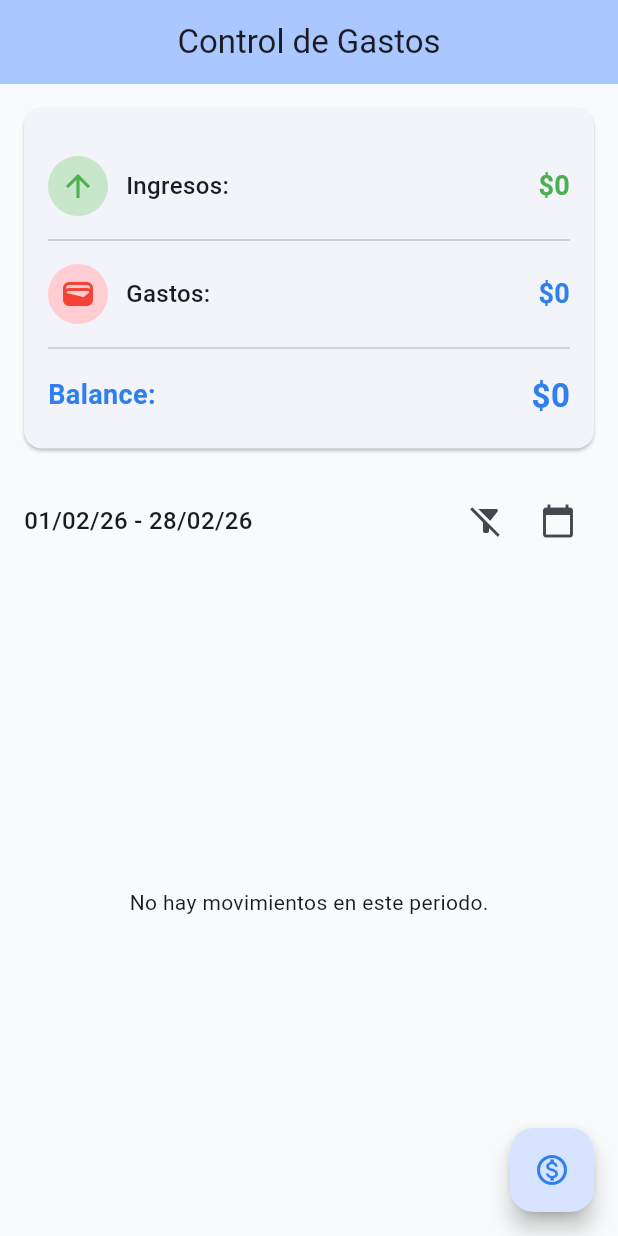
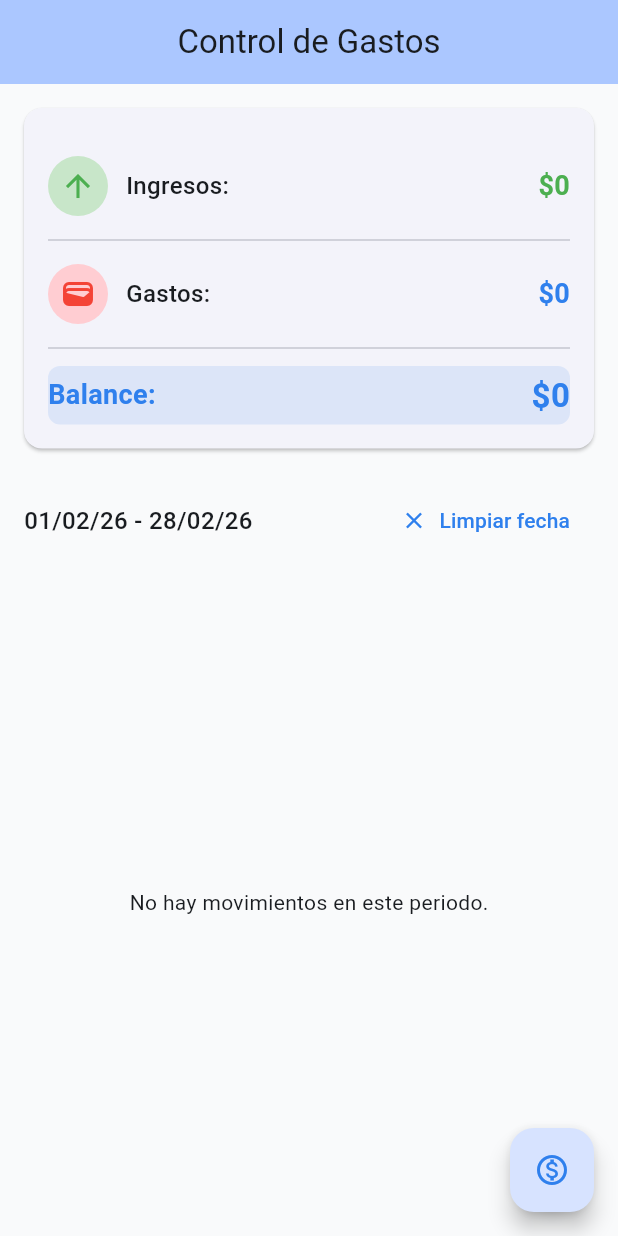
Before and after one commit to mmaurogg/gastos_inteligentes, a Flutter app: the screen it shows after launch, on a phone screen of 412 x 824 dp. Run offline on Flutter 3.47's test engine with Material 3 defaults, Android fonts, the phone set to English and light mode, and no system bars; our stand-ins replace flutter_riverpod, google_generative_ai, permission_handler, shared_preferences, sqflite; accounts and stored records are empty.

Commit message:
feature: se agrega filtro al tablero balance_header

```diff
--- a/lib/screens/home_screen.dart
+++ b/lib/screens/home_screen.dart
@@ -177,7 +177,24 @@ class _HomeScreenState extends ConsumerState<HomeScreen> {
           final incomeProv = ref.watch(incomeProvider);
           return Column(
             children: [
-              BalanceHeader(),
+              BalanceHeader(
+                selectedFilter: _currentViewFilter,
+                onPressIncome: () {
+                  setState(() {
+                    _currentViewFilter = 'income';
+                  });
+                },
+                onPressExpense: () {
+                  setState(() {
+                    _currentViewFilter = 'expense';
+                  });
+                },
+                onPressBalance: () {
+                  setState(() {
+                    _currentViewFilter = 'balance';
+                  });
+                },
+              ),
 
               _buildCategoryFilter(expenseProv, incomeProv),
               _buildFilterBar(),
@@ -463,16 +480,18 @@ class _HomeScreenState extends ConsumerState<HomeScreen> {
           ),
           Row(
             children: [
-              if (_selectedDateRange != null)
-                IconButton(
-                  icon: const Icon(Icons.filter_alt_off),
-                  onPressed: _clearDateRange,
-                  tooltip: 'Limpiar filtro',
+              TextButton.icon(
+                icon: Icon(
+                  _selectedDateRange != null
+                      ? Icons.clear
+                      : Icons.calendar_today,
                 ),
-              IconButton(
-                icon: const Icon(Icons.calendar_today),
-                onPressed: _selectDateRange,
-                tooltip: 'Filtrar por fecha',
+                label: _selectedDateRange != null
+                    ? const Text('Limpiar fecha')
+                    : const Text('Filtrar por fecha'),
+                onPressed: _selectedDateRange != null
+                    ? _clearDateRange
+                    : _selectDateRange,
               ),
             ],
           ),
--- a/lib/screens/widgets/balance_header.dart
+++ b/lib/screens/widgets/balance_header.dart
@@ -5,7 +5,19 @@ import 'package:gastos_inteligentes/providers/income_provider.dart';
 import 'package:intl/intl.dart';
 
 class BalanceHeader extends StatefulWidget {
-  const BalanceHeader({super.key});
+  const BalanceHeader({
+    super.key,
+    this.onPressIncome,
+    this.onPressExpense,
+    this.onPressBalance,
+    required this.selectedFilter,
+  });
+
+  final VoidCallback? onPressIncome;
+  final VoidCallback? onPressExpense;
+  final VoidCallback? onPressBalance;
+
+  final String selectedFilter;
 
   @override
   State<BalanceHeader> createState() => _BalanceHeaderState();
@@ -19,20 +31,14 @@ class _BalanceHeaderState extends State<BalanceHeader> {
         final expenseProv = ref.watch(expenseProvider);
         final incomeProv = ref.watch(incomeProvider);
 
-        final balance = incomeProv.totalIncomes - expenseProv.totalExpenses;
-        /*  String periodText = 'Todo';
-        if (_selectedDateRange != null) {
-          if (_selectedDateRange!.start.year == _selectedDateRange!.end.year &&
-              _selectedDateRange!.start.month ==
-                  _selectedDateRange!.end.month) {
-            periodText = DateFormat(
-              'MMMM yyyy',
-            ).format(_selectedDateRange!.start);
-          } else {
-            periodText =
-                '${DateFormat('MMM yyyy').format(_selectedDateRange!.start)} - ${DateFormat('MMM yyyy').format(_selectedDateRange!.end)}';
-          }
-        } */
+        final totalIncomes = widget.selectedFilter == 'expense'
+            ? 0
+            : incomeProv.totalIncomes;
+        final totalExpenses = widget.selectedFilter == 'income'
+            ? 0
+            : expenseProv.totalExpenses;
+
+        final balance = totalIncomes - totalExpenses;
 
         return Card(
           margin: const EdgeInsets.all(16.0),
@@ -40,19 +46,15 @@ class _BalanceHeaderState extends State<BalanceHeader> {
             padding: const EdgeInsets.all(16.0),
             child: Column(
               children: [
-                /* Text(
-                  periodText.toUpperCase(),
-                  style: TextStyle(
-                    fontSize: 14,
-                    fontWeight: FontWeight.bold,
-                    color: Theme.of(context).colorScheme.primary,
-                  ),
-                ), */
                 const SizedBox(height: 12),
-                Container(
+                GestureDetector(
+                  onTap: widget.onPressIncome,
+                  child: Container(
                     padding: const EdgeInsets.symmetric(vertical: 4.0),
                     decoration: BoxDecoration(
-                    //color: Colors.green,
+                      color: widget.selectedFilter == 'income'
+                          ? Theme.of(context).colorScheme.primary.withAlpha(30)
+                          : null,
                       borderRadius: BorderRadius.circular(8),
                     ),
                     child: Row(
@@ -79,7 +81,7 @@ class _BalanceHeaderState extends State<BalanceHeader> {
                             locale: 'en_US',
                             symbol: '\$',
                             decimalDigits: 0,
-                        ).format(incomeProv.totalIncomes),
+                          ).format(totalIncomes),
                           style: const TextStyle(
                             fontSize: 18,
                             fontWeight: FontWeight.bold,
@@ -89,15 +91,20 @@ class _BalanceHeaderState extends State<BalanceHeader> {
                       ],
                     ),
                   ),
+                ),
 
                 Padding(
                   padding: const EdgeInsets.symmetric(vertical: 4.0),
                   child: const Divider(),
                 ),
-                Container(
+                GestureDetector(
+                  onTap: widget.onPressExpense,
+                  child: Container(
                     padding: const EdgeInsets.symmetric(vertical: 4.0),
                     decoration: BoxDecoration(
-                    //color: Theme.of(context).colorScheme.primary,
+                      color: widget.selectedFilter == 'expense'
+                          ? Theme.of(context).colorScheme.primary.withAlpha(30)
+                          : null,
                       borderRadius: BorderRadius.circular(8),
                     ),
                     child: Row(
@@ -124,7 +131,7 @@ class _BalanceHeaderState extends State<BalanceHeader> {
                             locale: 'en_US',
                             symbol: '\$',
                             decimalDigits: 0,
-                        ).format(expenseProv.totalExpenses),
+                          ).format(totalExpenses),
                           style: TextStyle(
                             fontSize: 18,
                             fontWeight: FontWeight.bold,
@@ -134,15 +141,20 @@ class _BalanceHeaderState extends State<BalanceHeader> {
                       ],
                     ),
                   ),
+                ),
 
                 Padding(
                   padding: const EdgeInsets.symmetric(vertical: 4.0),
                   child: const Divider(),
                 ),
-                Container(
+                GestureDetector(
+                  onTap: widget.onPressBalance,
+                  child: Container(
                     padding: const EdgeInsets.symmetric(vertical: 4.0),
                     decoration: BoxDecoration(
-                    //color: Theme.of(context).colorScheme.primary,
+                      color: widget.selectedFilter == 'balance'
+                          ? Theme.of(context).colorScheme.primary.withAlpha(30)
+                          : null,
                       borderRadius: BorderRadius.circular(8),
                     ),
                     child: Row(
@@ -175,6 +187,7 @@ class _BalanceHeaderState extends State<BalanceHeader> {
                       ],
                     ),
                   ),
+                ),
               ],
             ),
           ),
```
Lines whose indentation alone changed are shown as unchanged.
